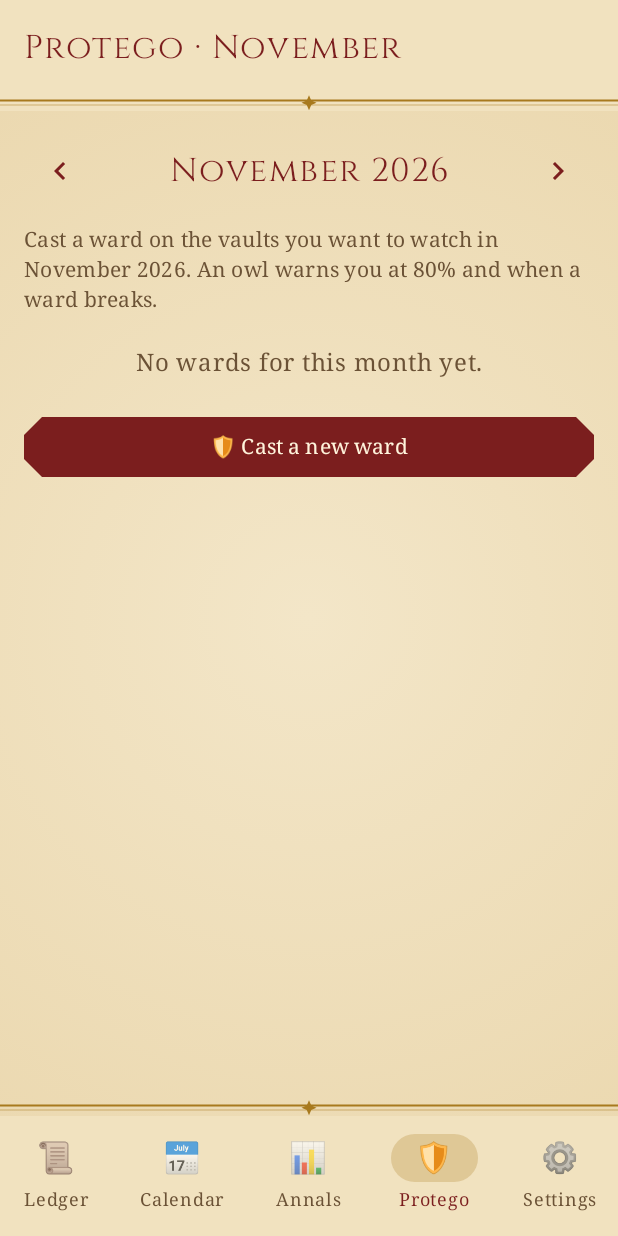
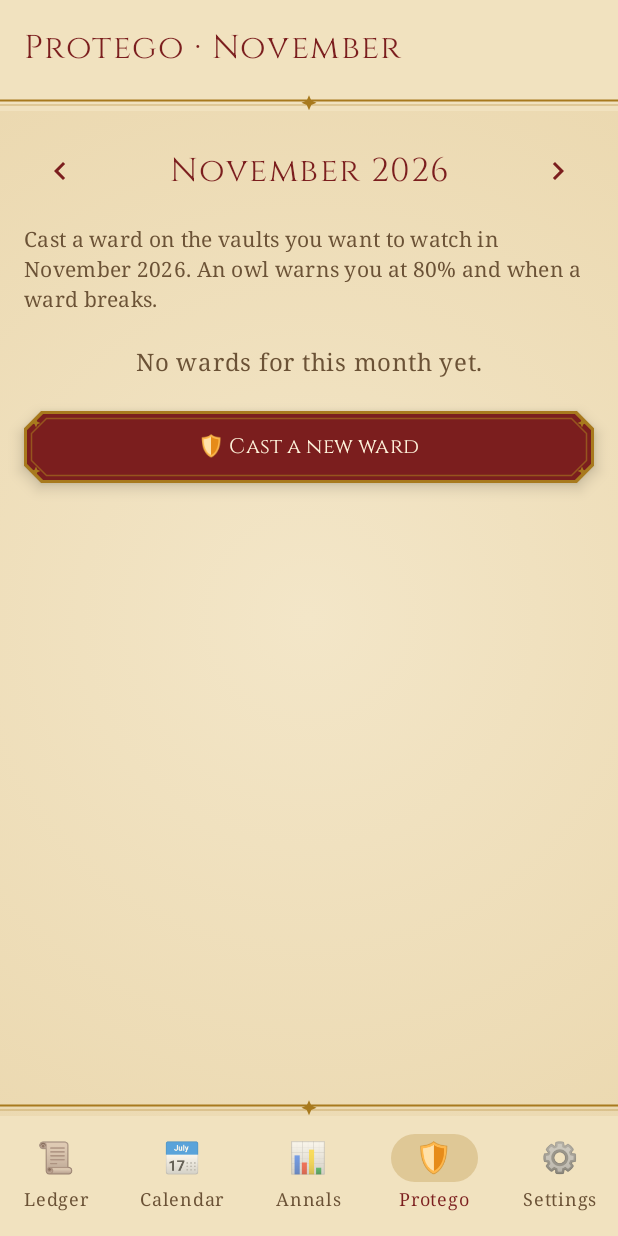
Before and after one commit to csymvoul/expensiarmus, an Android app built with Jetpack Compose: the screen it shows after launch (MainActivity), item 4 of the bottom bar chosen, on a phone screen of 412 x 824 dp. Run offline under Robolectric (Android 15) with nearby library versions, the phone set to English and light mode, and no system bars.

Commit message:
Expensiarmus 1.7.1 / web 1.6.1 / iPhone 1.4.1: every main button framed and floating like Record expense

```diff
--- a/app/build.gradle.kts
+++ b/app/build.gradle.kts
@@ -21,8 +21,8 @@ android {
         applicationId = "com.csymvoul.expenses"
         minSdk = 26
         targetSdk = 35
-        versionCode = 12
-        versionName = "1.7.0"
+        versionCode = 13
+        versionName = "1.7.1"
     }
 
     signingConfigs {
--- a/app/src/main/java/com/csymvoul/expenses/ui/components/Parchment.kt
+++ b/app/src/main/java/com/csymvoul/expenses/ui/components/Parchment.kt
@@ -1,6 +1,9 @@
 package com.csymvoul.expenses.ui.components
 
 import androidx.compose.foundation.Canvas
+import androidx.compose.ui.draw.alpha
+import androidx.compose.material3.ProvideTextStyle
+import androidx.compose.foundation.layout.PaddingValues
 import androidx.compose.material3.Surface
 import androidx.compose.foundation.shape.CutCornerShape
 import androidx.compose.foundation.layout.width
@@ -207,34 +210,55 @@ fun OrnamentHeading(text: String, modifier: Modifier = Modifier) {
 }
 
 /**
- * The "Record expense" button: a burgundy seal in the same frame as the cards (cut corners,
- * double gold border, corner sparkles), floating above the page on a shadow.
+ * A main button: a burgundy seal in the same frame as the cards (cut corners, double gold border,
+ * corner sparkles), floating on a shadow. Used for Record expense and every other main button.
  */
 @Composable
-fun WizardFab(text: String, onClick: () -> Unit, icon: @Composable () -> Unit) {
+fun WizardButton(
+    onClick: () -> Unit,
+    modifier: Modifier = Modifier,
+    enabled: Boolean = true,
+    cut: Dp = 12.dp,
+    elevation: Dp = 6.dp,
+    contentPadding: PaddingValues = PaddingValues(horizontal = 22.dp, vertical = 14.dp),
+    content: @Composable RowScope.() -> Unit,
+) {
     val gold = MaterialTheme.colorScheme.secondary
     Surface(
         onClick = onClick,
-        shape = CutCornerShape(14.dp),
+        enabled = enabled,
+        modifier = modifier.alpha(if (enabled) 1f else 0.45f),
+        shape = CutCornerShape(cut),
         color = MaterialTheme.colorScheme.primary,
         contentColor = MaterialTheme.colorScheme.onPrimary,
         border = BorderStroke(2.dp, gold),
-        shadowElevation = 12.dp,
+        shadowElevation = if (enabled) elevation else 0.dp,
     ) {
         Row(
             Modifier
                 .drawBehind {
-                    drawPath(chamfered(5.dp.toPx(), 14.dp.toPx()), gold.copy(alpha = 0.6f), style = Stroke(1.dp.toPx()))
-                    val s = 9.dp.toPx()
+                    drawPath(chamfered(5.dp.toPx(), cut.toPx()), gold.copy(alpha = 0.6f), style = Stroke(1.dp.toPx()))
+                    val s = 8.dp.toPx()
                     listOf(Offset(s, s), Offset(size.width - s, s), Offset(s, size.height - s), Offset(size.width - s, size.height - s))
-                        .forEach { drawSparkle(it, 3.5.dp.toPx(), gold) }
+                        .forEach { drawSparkle(it, 3.dp.toPx(), gold) }
                 }
-                .padding(horizontal = 24.dp, vertical = 16.dp),
+                .padding(contentPadding),
+            horizontalArrangement = Arrangement.Center,
             verticalAlignment = Alignment.CenterVertically,
         ) {
-            icon()
-            Spacer(Modifier.width(10.dp))
-            Text(text, style = MaterialTheme.typography.titleSmall, color = MaterialTheme.colorScheme.onPrimary)
+            ProvideTextStyle(MaterialTheme.typography.titleSmall.copy(color = MaterialTheme.colorScheme.onPrimary)) {
+                content()
+            }
         }
     }
 }
+
+/** The "Record expense" button: the framed seal, larger, on a deeper shadow. */
+@Composable
+fun WizardFab(text: String, onClick: () -> Unit, icon: @Composable () -> Unit) {
+    WizardButton(onClick = onClick, cut = 14.dp, elevation = 12.dp, contentPadding = PaddingValues(horizontal = 24.dp, vertical = 16.dp)) {
+        icon()
+        Spacer(Modifier.width(10.dp))
+        Text(text)
+    }
+}
--- a/app/src/main/java/com/csymvoul/expenses/ui/screens/EditExpenseScreen.kt
+++ b/app/src/main/java/com/csymvoul/expenses/ui/screens/EditExpenseScreen.kt
@@ -58,6 +58,7 @@ import com.csymvoul.expenses.ui.components.LocalWords
 import com.csymvoul.expenses.model.Category
 import com.csymvoul.expenses.model.Expense
 import com.csymvoul.expenses.model.FoodType
+import com.csymvoul.expenses.ui.components.WizardButton
 import com.csymvoul.expenses.ui.components.WizardTopBar
 import com.csymvoul.expenses.ui.theme.emoji
 import com.csymvoul.expenses.ui.theme.nickname
@@ -281,7 +282,7 @@ fun EditExpenseScreen(
                 }
             }
 
-            Button(onClick = ::save, shape = CutCornerShape(12.dp), modifier = Modifier.fillMaxWidth()) {
+            WizardButton(onClick = ::save, modifier = Modifier.fillMaxWidth()) {
                 Text(w.save)
             }
         }
--- a/app/src/main/java/com/csymvoul/expenses/ui/screens/ExpenseDetailScreen.kt
+++ b/app/src/main/java/com/csymvoul/expenses/ui/screens/ExpenseDetailScreen.kt
@@ -41,6 +41,7 @@ import com.csymvoul.expenses.model.Expense
 import com.csymvoul.expenses.ui.components.EmblemBadge
 import com.csymvoul.expenses.ui.components.LocalWords
 import com.csymvoul.expenses.ui.components.ParchmentCard
+import com.csymvoul.expenses.ui.components.WizardButton
 import com.csymvoul.expenses.ui.components.WizardTopBar
 import com.csymvoul.expenses.ui.theme.color
 import com.csymvoul.expenses.ui.theme.emoji
@@ -121,7 +122,7 @@ fun ExpenseDetailScreen(
                 expense.foodType?.let { DetailRow("Food", "${it.emoji} ${it.label}", it.nickname.takeIf { w.nicknames }) }
                 DetailRow("Split", ExpenseDetails.splitLine(expense))
             }
-            Button(onClick = { onEdit(expense.id) }, shape = CutCornerShape(12.dp), modifier = Modifier.fillMaxWidth()) {
+            WizardButton(onClick = { onEdit(expense.id) }, modifier = Modifier.fillMaxWidth()) {
                 Text(w.amend)
             }
             TextButton(onClick = { confirmingDelete = true }, modifier = Modifier.align(Alignment.CenterHorizontally)) {
--- a/app/src/main/java/com/csymvoul/expenses/ui/screens/GoalsScreen.kt
+++ b/app/src/main/java/com/csymvoul/expenses/ui/screens/GoalsScreen.kt
@@ -2,6 +2,7 @@ package com.csymvoul.expenses.ui.screens
 
 import androidx.compose.foundation.clickable
 import androidx.compose.foundation.layout.Arrangement
+import androidx.compose.foundation.layout.PaddingValues
 import androidx.compose.foundation.layout.Column
 import androidx.compose.foundation.layout.ExperimentalLayoutApi
 import androidx.compose.foundation.layout.FlowRow
@@ -54,6 +55,7 @@ import com.csymvoul.expenses.ui.components.EmblemBadge
 import com.csymvoul.expenses.ui.components.GoalBar
 import com.csymvoul.expenses.ui.components.LocalWords
 import com.csymvoul.expenses.ui.components.ParchmentCard
+import com.csymvoul.expenses.ui.components.WizardButton
 import com.csymvoul.expenses.ui.components.WizardTopBar
 import com.csymvoul.expenses.ui.theme.color
 import com.csymvoul.expenses.ui.theme.emoji
@@ -161,11 +163,9 @@ fun GoalsScreen(
                     )
                 }
             } else if (free.isNotEmpty()) {
-                Button(
-                    onClick = { adding = true; editing = null },
-                    shape = CutCornerShape(12.dp),
-                    modifier = Modifier.fillMaxWidth(),
-                ) { Text(w.newWard) }
+                WizardButton(onClick = { adding = true; editing = null }, modifier = Modifier.fillMaxWidth()) {
+                    Text(w.newWard)
+                }
             }
         }
     }
@@ -249,10 +249,10 @@ private fun WardEditor(
             }
             Spacer(Modifier.weight(1f))
             TextButton(onClick = onCancel) { Text("Cancel") }
-            Button(
+            WizardButton(
                 onClick = { picked?.let { c -> cents?.let { onSave(c, it, onwards) } } },
                 enabled = picked != null && amountOk,
-                shape = CutCornerShape(10.dp),
+                contentPadding = PaddingValues(horizontal = 18.dp, vertical = 10.dp),
             ) { Text("Save") }
         }
     }
--- a/app/src/main/java/com/csymvoul/expenses/ui/screens/SettingsScreen.kt
+++ b/app/src/main/java/com/csymvoul/expenses/ui/screens/SettingsScreen.kt
@@ -36,6 +36,7 @@ import com.csymvoul.expenses.data.ThemeMode
 import com.csymvoul.expenses.domain.MoneyStyle
 import com.csymvoul.expenses.ui.components.LocalWords
 import com.csymvoul.expenses.ui.components.ParchmentCard
+import com.csymvoul.expenses.ui.components.WizardButton
 import com.csymvoul.expenses.ui.components.WizardTopBar
 import java.time.LocalTime
 
@@ -98,7 +99,7 @@ fun SettingsScreen(
                     style = MaterialTheme.typography.bodySmall,
                     color = MaterialTheme.colorScheme.onSurfaceVariant,
                 )
-                Button(onClick = onExport, shape = CutCornerShape(10.dp)) { Text(w.exportButton) }
+                WizardButton(onClick = onExport) { Text(w.exportButton) }
             }
             ParchmentCard {
                 Text("Theme", style = MaterialTheme.typography.titleMedium)
```
Also changed, not shown: 7 other files.
